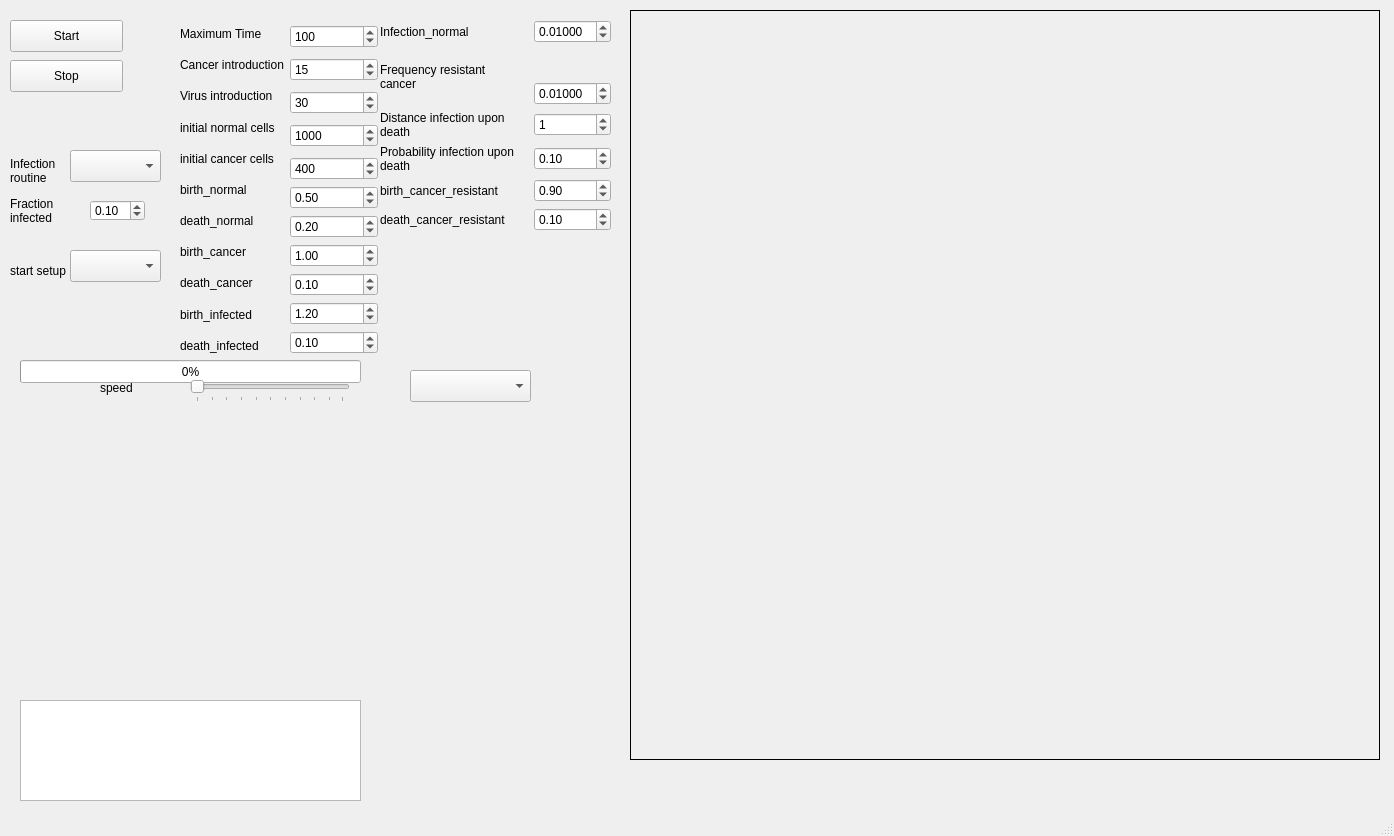
Old version of the form mainwindow.ui in the repository thijsjanzen/onco_viral_sim.
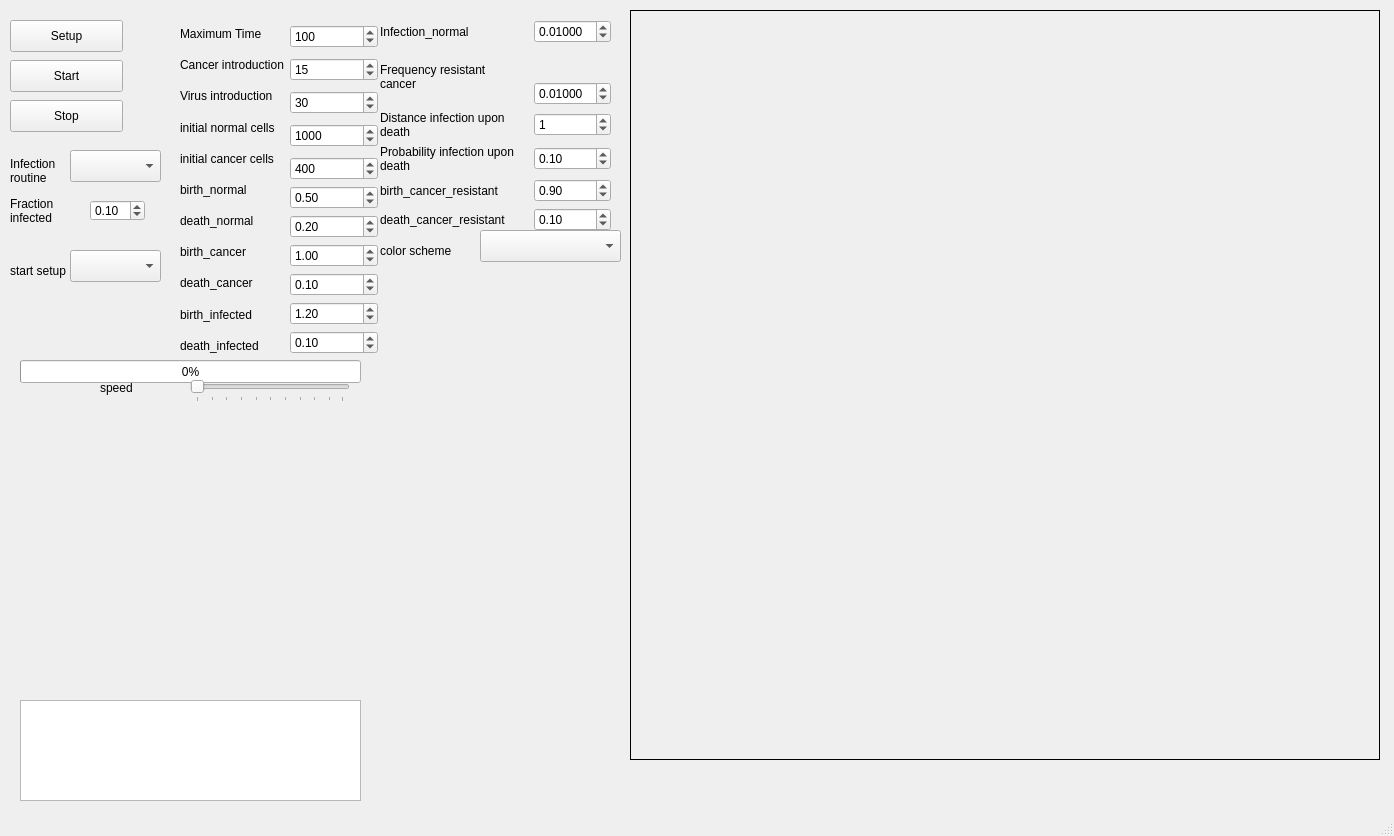
New version of the form. Custom widgets are drawn as their Qt base class.

Patch:
```diff
--- a/mainwindow.ui
+++ b/mainwindow.ui
@@ -42,7 +42,7 @@
     <property name="geometry">
      <rect>
       <x>10</x>
-      <y>20</y>
+      <y>60</y>
       <width>113</width>
       <height>32</height>
      </rect>
@@ -103,7 +103,7 @@
     <property name="geometry">
      <rect>
       <x>10</x>
-      <y>60</y>
+      <y>100</y>
       <width>113</width>
       <height>32</height>
      </rect>
@@ -640,9 +640,9 @@
    <widget class="QComboBox" name="drpdwnbox_display">
     <property name="geometry">
      <rect>
-      <x>410</x>
-      <y>370</y>
-      <width>121</width>
+      <x>480</x>
+      <y>230</y>
+      <width>141</width>
       <height>32</height>
      </rect>
     </property>
@@ -650,6 +650,32 @@
      <string notr="true"/>
     </property>
    </widget>
+   <widget class="QLabel" name="label_22">
+    <property name="geometry">
+     <rect>
+      <x>380</x>
+      <y>240</y>
+      <width>140</width>
+      <height>21</height>
+     </rect>
+    </property>
+    <property name="text">
+     <string>color scheme</string>
+    </property>
+   </widget>
+   <widget class="QPushButton" name="btn_setup">
+    <property name="geometry">
+     <rect>
+      <x>10</x>
+      <y>20</y>
+      <width>113</width>
+      <height>32</height>
+     </rect>
+    </property>
+    <property name="text">
+     <string>Setup</string>
+    </property>
+   </widget>
    <zorder>layoutWidget</zorder>
    <zorder>layoutWidget</zorder>
    <zorder>q_label</zorder>
```
Left out of the diff: 4 changed lines with no effect on the pictures.
